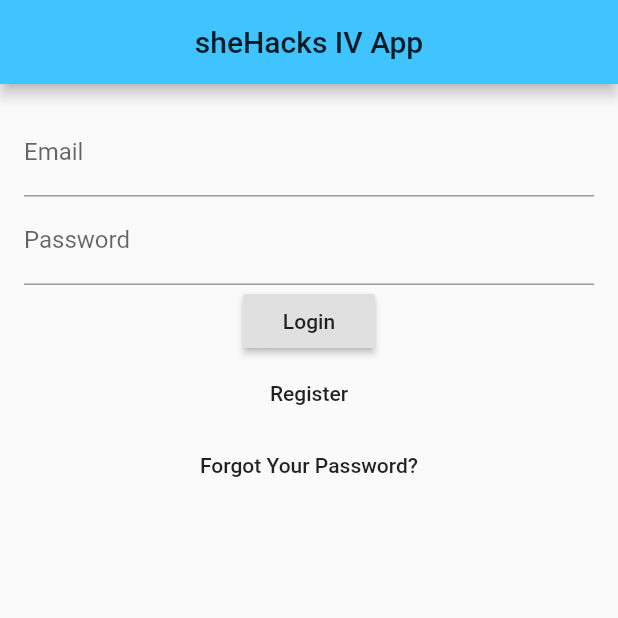
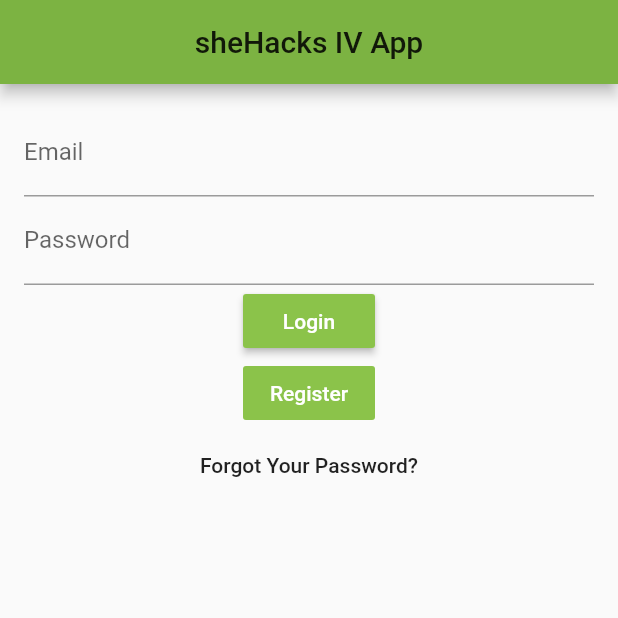
Before and after one commit to hadeelelmadhoon/shehacks4, a Flutter app: the LoginPage screen opened directly, on a phone screen of 412 x 824 dp, the top half of it. Run offline on Flutter 3.47's test engine with Material 2 defaults, Android fonts, the phone set to English and light mode, and no system bars; our stand-ins replace cloud_firestore; accounts and stored records are empty.

Commit message:
changed colours

```diff
--- a/shehacks4/lib/login.dart
+++ b/shehacks4/lib/login.dart
@@ -108,10 +108,18 @@ class _LoginPageState extends State<LoginPage> {
             new RaisedButton(
               child: new Text('Login'),
               onPressed: _loginPressed,
+              color: Color(0xff8BC34A),
+              textColor: Colors.white,
+              splashColor: Colors.grey,
+              padding: EdgeInsets.fromLTRB(10, 10, 10, 10),
             ),
             new FlatButton(
               child: new Text('Register'),
               onPressed: _formChange,
+              color: Color(0xff8BC34A),
+              textColor: Colors.white,
+              splashColor: Colors.grey,
+              padding: EdgeInsets.fromLTRB(10, 10, 10, 10),
             ),
             new FlatButton(
               child: new Text('Forgot Your Password?'),
@@ -127,10 +135,18 @@ class _LoginPageState extends State<LoginPage> {
             new RaisedButton(
               child: new Text('Sign Up'),
               onPressed: _createAccountPressed,
+              color: Color(0xff8BC34A),
+              textColor: Colors.white,
+              splashColor: Colors.grey,
+              padding: EdgeInsets.fromLTRB(10, 10, 10, 10),
             ),
             new FlatButton(
               child: new Text('Login'),
               onPressed: _formChange,
+              color: Color(0xff8BC34A),
+              textColor: Colors.white,
+              splashColor: Colors.grey,
+              padding: EdgeInsets.fromLTRB(10, 10, 10, 10),
             )
           ],
         ),
```
Also changed, not shown: shehacks4/lib/main.dart (+3 -4 lines).
